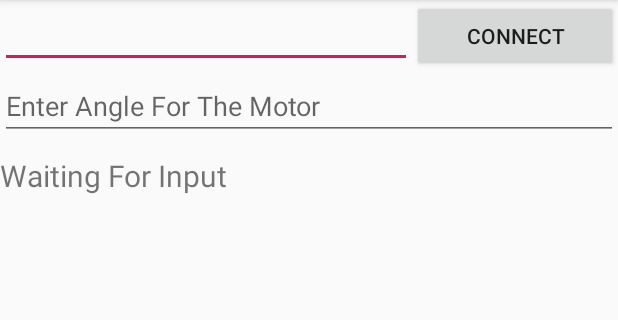
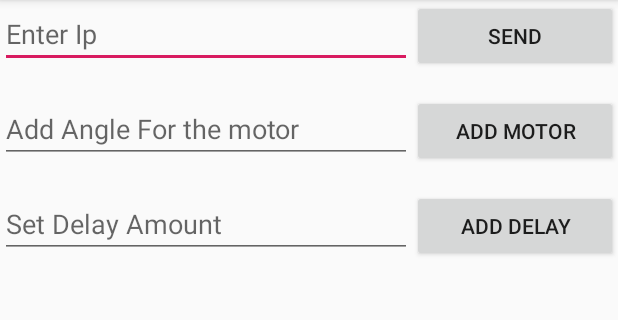
Before and after one commit to KatanMichael/RobotViewUnit, an Android app: the screen it shows after launch (MainActivity), on a phone screen of 412 x 824 dp, the part 84-404 px from its top. Run offline under Robolectric (Android 15) with nearby library versions, the phone set to English and light mode, and no system bars.

Commit message:
Starting Dynamic Sequence

```diff
--- a/app/src/main/java/com/max/michael/robotviewunit/activities/MainActivity.kt
+++ b/app/src/main/java/com/max/michael/robotviewunit/activities/MainActivity.kt
@@ -62,7 +62,9 @@ class MainActivity : AppCompatActivity() {
         val inputString = ObjectInputStream(socket.getInputStream())
         val objectOutputStream = ObjectOutputStream(socket.getOutputStream())
 
-        objectOutputStream.writeObject(jsonFile)
+
+
+        //objectOutputStream.writeObject(jsonFile)
 
         //For Changing UI From The Network Thread
 
--- a/app/src/main/res/layout/activity_main.xml
+++ b/app/src/main/res/layout/activity_main.xml
@@ -20,33 +20,73 @@
                   android:layout_height="wrap_content"
                     android:layout_weight="2"
                   android:id="@+id/ip_ET"
+                  android:hint="Enter Ip"
+        />
+
+        <Button android:layout_width="0dp"
+                android:layout_height="wrap_content"
+                android:layout_weight="1"
+                android:text="Send"
+                android:id="@+id/connect_btn"
+        />
+
+    </LinearLayout>
+
+    <LinearLayout
+            android:layout_width="match_parent"
+            android:layout_height="wrap_content"
+            android:orientation="horizontal"
+            android:layout_marginTop="15dp"
+    >
+
+
+        <EditText android:layout_width="0dp"
+                  android:layout_height="wrap_content"
+                  android:layout_weight="2"
+                  android:id="@+id/motorAngle_ET"
+                  android:hint="Add Angle For the motor"
 
         />
 
         <Button android:layout_width="0dp"
                 android:layout_height="wrap_content"
                 android:layout_weight="1"
-                android:text="Connect"
-                android:id="@+id/connect_btn"
+                android:text="Add Motor"
+                android:id="@+id/addMotorBtn"
         />
 
     </LinearLayout>
 
-    <EditText
+    <LinearLayout
             android:layout_width="match_parent"
             android:layout_height="wrap_content"
-            android:hint="Enter Angle For The Motor"
-            android:id="@+id/motorAngle_ET"
-    />
+            android:orientation="horizontal"
+            android:layout_marginTop="15dp"
+    >
+
+
+        <EditText android:layout_width="0dp"
+                  android:layout_height="wrap_content"
+                  android:layout_weight="2"
+                  android:id="@+id/delay_ET"
+                  android:hint="Set Delay Amount"
+
+        />
+
+        <Button android:layout_width="0dp"
+                android:layout_height="wrap_content"
+                android:layout_weight="1"
+                android:text="Add Delay"
+                android:id="@+id/addDelayBtn"
+        />
+
+    </LinearLayout>
 
     <TextView
             android:layout_width="match_parent"
             android:layout_height="wrap_content"
-            android:layout_marginTop="10dp"
             android:textSize="20sp"
-            android:text="Waiting For Input"
-
-            android:id="@+id/inputTv"
+            android:id="@+id/sequenceTv"
     />
 
 </LinearLayout>
```
